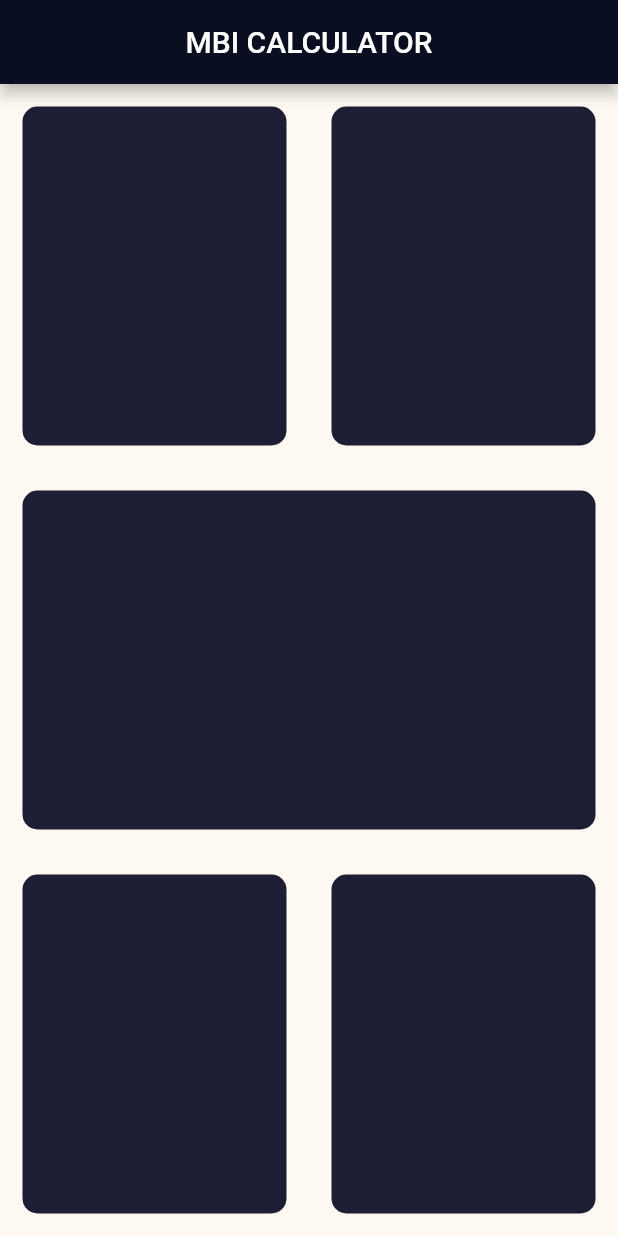
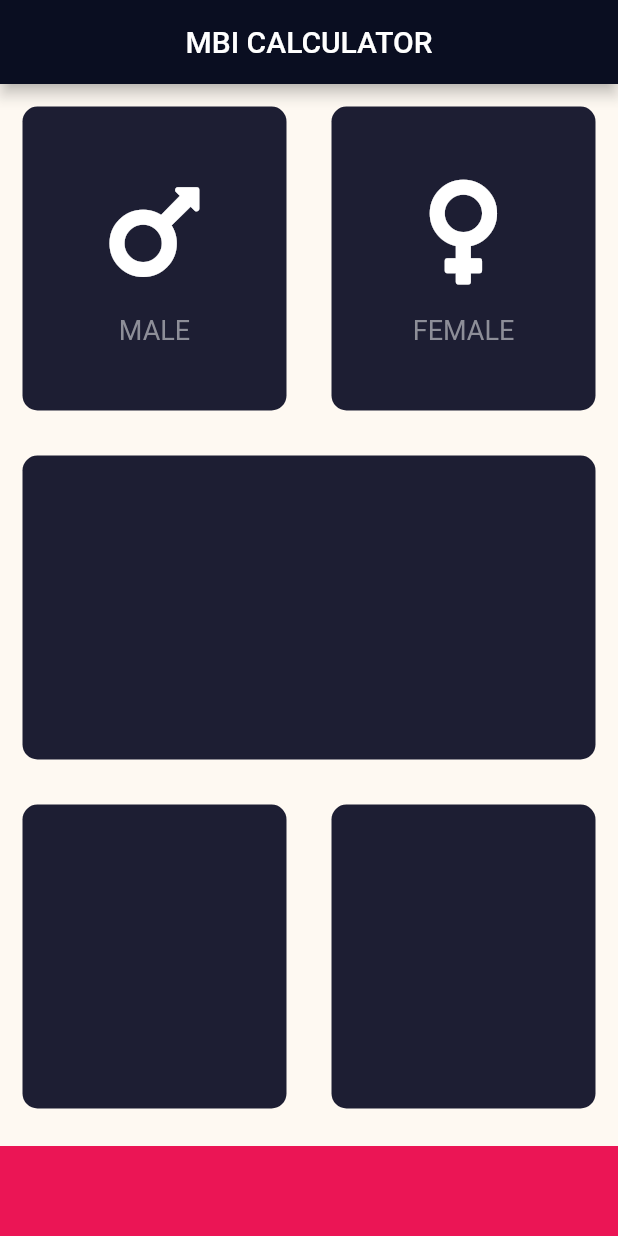
Before and after one commit to geekpius/bmi_calculator, a Flutter app: the screen it shows after launch, on a phone screen of 412 x 824 dp. Run offline on Flutter 3.47's test engine with Material 2 defaults, Android fonts, the phone set to English and light mode, and no system bars; our stand-ins replace font_awesome_flutter.

Commit message:
Isolated IconContent and ReusableCard

```diff
--- /dev/null
+++ b/lib/icon_content.dart
@@ -0,0 +1,34 @@
+import 'package:flutter/material.dart';
+
+const iconSize = 80.0;
+const sizeBoxHeight = 15.0;
+const textFontSize = 18.0;
+
+class IconContent extends StatelessWidget {
+  IconContent({this.icon, this.text});
+  final IconData icon;
+  final String text;
+
+  @override
+  Widget build(BuildContext context) {
+    return Column(
+      mainAxisAlignment: MainAxisAlignment.center,
+      children: <Widget>[
+        Icon(
+          icon,
+          size: iconSize,
+        ),
+        SizedBox(
+          height: sizeBoxHeight,
+        ),
+        Text(
+          text,
+          style: TextStyle(
+            fontSize: textFontSize,
+            color: Color(0xFF8D8E98),
+          ),
+        ),
+      ],
+    );
+  }
+}
--- a/lib/input_page.dart
+++ b/lib/input_page.dart
@@ -1,4 +1,11 @@
+import 'package:flutter/cupertino.dart';
 import 'package:flutter/material.dart';
+import 'package:font_awesome_flutter/font_awesome_flutter.dart';
+import 'reuseable_card.dart';
+import 'icon_content.dart';
+
+const bottomContainerHeight = 60.0;
+const activeCardColor = Color(0xFF1D1E33);
 
 class InputPage extends StatefulWidget {
   @override
@@ -18,50 +25,56 @@ class _InputPageState extends State<InputPage> {
           Expanded(
             child: Row(
               children: <Widget>[
-                ReusableCard(
-                  color: Color(0xFF1D1E33),
+                Expanded(
+                  child: ReusableCard(
+                    color: activeCardColor,
+                    cardChild: IconContent(
+                      icon: FontAwesomeIcons.mars,
+                      text: "MALE",
+                    ),
+                  ),
                 ),
-                ReusableCard(
-                  color: Color(0xFF1D1E33),
+                Expanded(
+                  child: ReusableCard(
+                    color: activeCardColor,
+                    cardChild: IconContent(
+                      icon: FontAwesomeIcons.venus,
+                      text: "FEMALE",
+                    ),
+                  ),
                 ),
               ],
             ),
           ),
-          ReusableCard(
-            color: Color(0xFF1D1E33),
+          Expanded(
+            child: ReusableCard(
+              color: activeCardColor,
+            ),
           ),
           Expanded(
             child: Row(
               children: <Widget>[
-                ReusableCard(
-                  color: Color(0xFF1D1E33),
+                Expanded(
+                  child: ReusableCard(
+                    color: activeCardColor,
+                  ),
                 ),
-                ReusableCard(
-                  color: Color(0xFF1D1E33),
+                Expanded(
+                  child: ReusableCard(
+                    color: activeCardColor,
+                  ),
                 ),
               ],
             ),
+          ),
+          Container(
+            color: Color(0xFFEB1555),
+            margin: EdgeInsets.only(top: 10),
+            width: double.infinity,
+            height: bottomContainerHeight,
           ),
         ],
       ),
     );
   }
 }
-
-class ReusableCard extends StatelessWidget {
-  final Color color;
-  ReusableCard({@required this.color});
-
-  @override
-  Widget build(BuildContext context) {
-    return Expanded(
-      child: Container(
-        margin: EdgeInsets.all(15),
-        decoration: BoxDecoration(
-          color: color,
-          borderRadius: BorderRadius.circular(10),
-        ),
-      ),
-    );
-  }
-}
--- /dev/null
+++ b/lib/reuseable_card.dart
@@ -0,0 +1,19 @@
+import 'package:flutter/material.dart';
+
+class ReusableCard extends StatelessWidget {
+  ReusableCard({@required this.color, this.cardChild});
+  final Color color;
+  final Widget cardChild;
+
+  @override
+  Widget build(BuildContext context) {
+    return Container(
+      child: cardChild,
+      margin: EdgeInsets.all(15),
+      decoration: BoxDecoration(
+        color: color,
+        borderRadius: BorderRadius.circular(10),
+      ),
+    );
+  }
+}
--- a/pubspec.yaml
+++ b/pubspec.yaml
@@ -23,6 +23,7 @@ dependencies:
   # The following adds the Cupertino Icons font to your application.
   # Use with the CupertinoIcons class for iOS style icons.
   cupertino_icons: ^0.1.2
+  font_awesome_flutter: ^8.8.1
 
 dev_dependencies:
   flutter_test:
```
Also changed, not shown: pubspec.lock.
